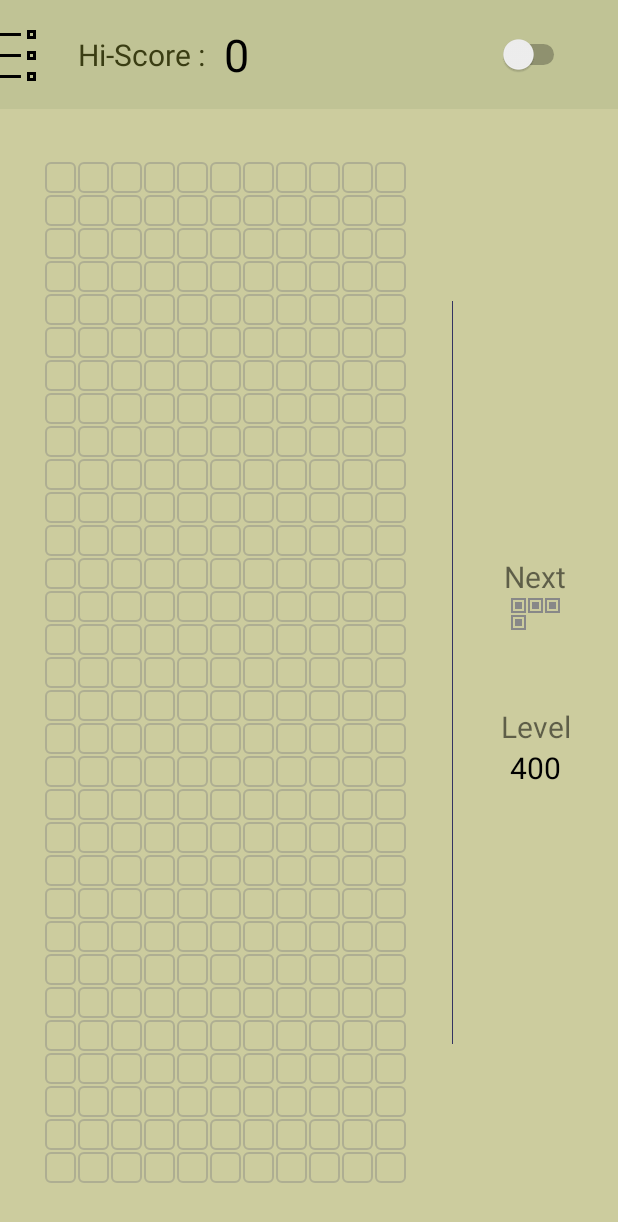
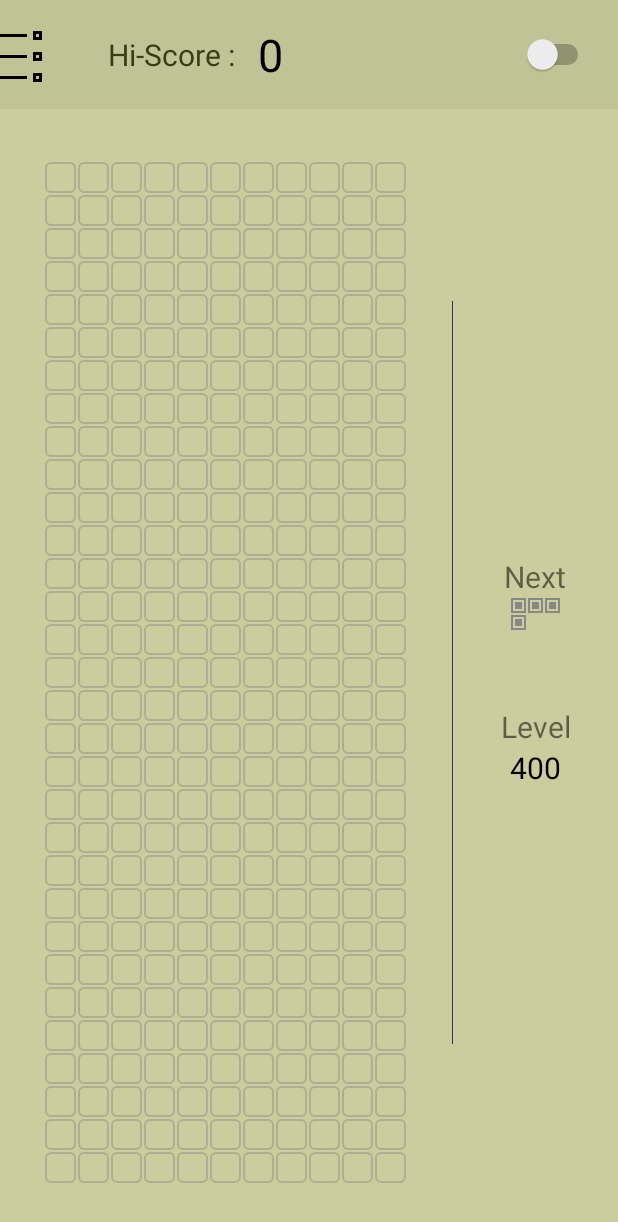
Before and after one commit to TomGarden/Tetris, an Android app: the screen it shows after launch (MainActivity), on a phone screen of 412 x 824 dp. Shown: the top 1222 px of the screen. Run offline under Robolectric (Android 15) with nearby library versions, the phone set to English and light mode, and no system bars.

Commit message:
顶部布局微调，包括层级和Menu按钮的效果

```diff
--- a/tetris_2.4/src/main/java/com/farbox/androidbyeleven/View/Activity/MainActivity.java
+++ b/tetris_2.4/src/main/java/com/farbox/androidbyeleven/View/Activity/MainActivity.java
@@ -7,13 +7,13 @@ import android.content.IntentFilter;
 import android.view.View;
 import android.widget.CompoundButton;
 import android.widget.FrameLayout;
+import android.widget.ImageView;
 import android.widget.LinearLayout;
 import android.widget.Switch;
 import android.widget.TextView;
 
 import com.farbox.androidbyeleven.Controller.Control.GameThread;
 import com.farbox.androidbyeleven.Controller.Control.MHandler;
-import com.farbox.androidbyeleven.Controller.Control.SaveProgress;
 import com.farbox.androidbyeleven.Controller.M2V.impl.BeakerNotify;
 import com.farbox.androidbyeleven.Controller.V2M.impl.BeakerService;
 import com.farbox.androidbyeleven.Controller.V2M.impl.TetrisMoveGetterService;
@@ -41,6 +41,7 @@ public class MainActivity extends BaseActivity implements CompoundButton.OnCheck
     private MyTableRow myTableRow = null;
     private TextView hiScore = null;
     private TextView level = null;
+    private ImageView ibMenu = null;
 
     private final IntentFilter intentFilter = new IntentFilter();
     private BroadcastReceiver broadcastReceiver = new BroadcastReceiver() {
@@ -101,8 +102,10 @@ public class MainActivity extends BaseActivity implements CompoundButton.OnCheck
         this.hiScore = (TextView) findViewById(R.id.tv_score);
         this.hiScore.setText("" + HiScore.getInstance().getScore());
         this.level = (TextView) findViewById(R.id.tv_level);
+        this.ibMenu = (ImageView) findViewById(R.id.ib_menu);
 
         this.level.setOnClickListener(this);
+        this.ibMenu.setOnClickListener(this);
         findViewById(R.id.tv_level_title).setOnClickListener(this);
 
         findViewById(R.id.tv_score).setOnClickListener(new View.OnClickListener() {
@@ -122,7 +125,7 @@ public class MainActivity extends BaseActivity implements CompoundButton.OnCheck
             public void onClick(View v) {
                 LogUtil.i(LogUtil.msg()+"rootHei ="+ findViewById(R.id.ll_root).getHeight());
                 LogUtil.i(LogUtil.msg()+"titleHei ="+ findViewById(R.id.ll_title).getHeight());
-                LogUtil.i(LogUtil.msg()+"imageHei ="+ findViewById(R.id.ib_test).getHeight());
+                LogUtil.i(LogUtil.msg()+"imageHei ="+ findViewById(R.id.ib_menu).getHeight());
                 LogUtil.i(LogUtil.msg()+"myTableRow ="+ myTableRow.getHeight());
             }
         });
@@ -201,6 +204,11 @@ public class MainActivity extends BaseActivity implements CompoundButton.OnCheck
                 GameThread.getInstance().changeLevel();
                 this.level.setText("" + GameThread.getInstance().getLevel());
                 break;
+
+            case R.id.ib_menu://菜单按钮
+                LogUtil.i(LogUtil.msg()+this.ibMenu.getHeight());
+
+                break;
         }
     }
 
--- /dev/null
+++ b/tetris_2.4/src/main/res/drawable-v21/sel_menu.xml
@@ -0,0 +1,5 @@
+<?xml version="1.0" encoding="utf-8"?>
+<ripple xmlns:android="http://schemas.android.com/apk/res/android"
+    android:color="@color/mColorPrimaryDarkDark"><!--//这里是扩散水波纹的色值-->
+    <item android:drawable="@color/mColorPrimaryDark" />
+</ripple>
--- /dev/null
+++ b/tetris_2.4/src/main/res/drawable/sel_menu.xml
@@ -0,0 +1,5 @@
+<?xml version="1.0" encoding="utf-8" ?>
+<selector  xmlns:android="http://schemas.android.com/apk/res/android">
+    <item android:drawable="@color/mColorPrimaryDark" />
+    <!--<item android:state_pressed="true"   android:drawable= "@color/white" />-->
+</selector>
--- a/tetris_2.4/src/main/res/layout/activity_main.xml
+++ b/tetris_2.4/src/main/res/layout/activity_main.xml
@@ -3,41 +3,49 @@
     xmlns:TetrisBeaker="http://schemas.android.com/apk/res-auto"
     android:layout_width="match_parent"
     android:layout_height="match_parent"
-    android:background="#c0c395"
+    android:background="@color/mColorPrimaryDark"
     android:id="@+id/ll_root"
     android:clipToPadding="true"
     android:fitsSystemWindows="true"
+    xmlns:tools="http://schemas.android.com/tools"
     android:orientation="vertical">
 
     <LinearLayout
         android:id="@+id/ll_title"
         android:layout_width="match_parent"
+        android:layout_height="wrap_content"
         android:orientation="horizontal"
-        android:layout_height="wrap_content">
+        android:padding="0dp"
+        android:layout_margin="0dp"
+        android:weightSum="100">
 
+        <!--android:scaleType="centerInside"-->
+        <!--android:layout_marginLeft="-20dp"-->
         <ImageButton
-            android:id="@+id/ib_test"
-            android:background="@color/transparent"
-            android:src="@drawable/menu"
-            android:layout_marginLeft="-20dp"
-            android:scaleType="centerInside"
+            android:id="@+id/ib_menu"
+            android:layout_width="wrap_content"
+            android:layout_height="match_parent"
             android:layout_gravity="center_vertical"
-            android:layout_width="wrap_content"
-            android:layout_height="wrap_content"/>
+            android:layout_marginLeft="-32dp"
+            android:layout_weight="10"
+            android:paddingRight="8dp"
+            android:background="@drawable/sel_menu"
+            android:src="@drawable/menu" />
 
         <TableRow
-            android:layout_width="match_parent"
-            android:layout_height="wrap_content"
+            android:layout_width="0px"
+            android:layout_height="match_parent"
+            android:layout_weight="85"
             android:gravity="center"
             android:paddingBottom="@dimen/activity_vertical_margin"
-            android:paddingLeft="8dp"
-            android:paddingRight="@dimen/activity_horizontal_margin"
-            android:paddingTop="@dimen/activity_vertical_margin">
+            android:paddingTop="@dimen/activity_vertical_margin"
+            android:weightSum="100">
+
             <TextView
                 android:id="@+id/tv_score_title"
                 android:layout_width="wrap_content"
                 android:layout_height="wrap_content"
-                android:layout_weight="1"
+                android:layout_weight="10"
                 android:gravity="left"
                 android:paddingLeft="@dimen/activity_horizontal_margin"
                 android:text="Hi-Score :"
@@ -48,19 +56,21 @@
                 android:id="@+id/tv_score"
                 android:layout_width="wrap_content"
                 android:layout_height="wrap_content"
-                android:layout_weight="10"
+                android:layout_weight="90"
                 android:gravity="left"
-                android:text="862836"
                 android:textColor="@color/black"
-                android:textSize="30sp" />
+                android:textSize="30sp"
+                tools:text="90" />
+        </TableRow>
 
-            <Switch
-                android:id="@+id/switchBtn"
-                android:layout_width="wrap_content"
-                android:layout_height="wrap_content"
-                android:layout_weight="3"
-                android:paddingRight="@dimen/activity_horizontal_margin" />
-        </TableRow>
+        <Switch
+            android:id="@+id/switchBtn"
+            android:layout_width="wrap_content"
+            android:layout_height="match_parent"
+            android:layout_gravity="center"
+            android:layout_weight="5"
+            android:paddingRight="@dimen/activity_horizontal_margin"
+            android:gravity="center" />
     </LinearLayout>
 
 
@@ -68,7 +78,7 @@
         android:id="@+id/mTableRow"
         android:layout_width="match_parent"
         android:layout_height="match_parent"
-        android:background="#cccc9e"
+        android:background="@color/mColorPrimary"
         android:paddingLeft="@dimen/activity_horizontal_margin"
         android:paddingRight="@dimen/activity_horizontal_margin">
 
--- a/tetris_2.4/src/main/res/values/colors.xml
+++ b/tetris_2.4/src/main/res/values/colors.xml
@@ -157,4 +157,7 @@
 
     <!--透明-->
     <color name="transparent">#00ffffff</color>
+    <color name="mColorPrimary">#cccc9e</color>
+    <color name="mColorPrimaryDark">#c0c395</color>
+    <color name="mColorPrimaryDarkDark">#959773</color>
 </resources>
```
